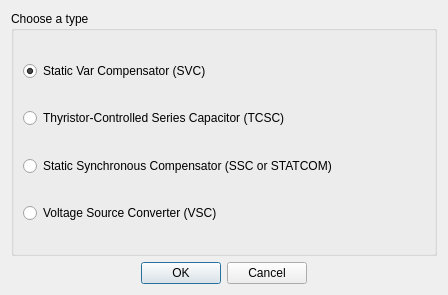
Qt form src/electricalsim/ui/choose_facts_type.ui (aloytag/electrical-grid-simulator) before a commit.
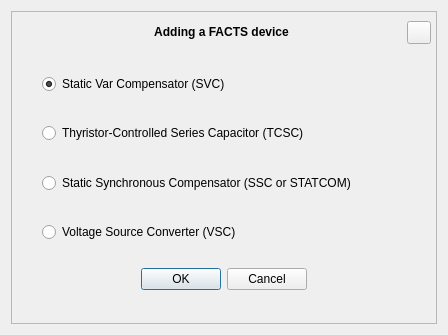
The same form after that commit.

```diff
--- a/src/electricalsim/ui/choose_facts_type.ui
+++ b/src/electricalsim/ui/choose_facts_type.ui
@@ -7,7 +7,7 @@
     <x>0</x>
     <y>0</y>
     <width>448</width>
-    <height>295</height>
+    <height>335</height>
    </rect>
   </property>
   <property name="minimumSize">
@@ -19,7 +19,7 @@
   <property name="maximumSize">
    <size>
     <width>448</width>
-    <height>295</height>
+    <height>500</height>
    </size>
   </property>
   <property name="windowTitle">
@@ -27,11 +27,53 @@
   </property>
   <layout class="QVBoxLayout" name="verticalLayout">
    <item>
-    <widget class="QGroupBox" name="groupBox">
-     <property name="title">
-      <string>Choose a type</string>
+    <widget class="QFrame" name="frame">
+     <property name="minimumSize">
+      <size>
+       <width>0</width>
+       <height>50</height>
+      </size>
      </property>
-     <layout class="QVBoxLayout" name="verticalLayout_2">
+     <property name="frameShape">
+      <enum>QFrame::Shape::StyledPanel</enum>
+     </property>
+     <property name="frameShadow">
+      <enum>QFrame::Shadow::Raised</enum>
+     </property>
+     <layout class="QVBoxLayout" name="verticalLayout_3">
+      <property name="leftMargin">
+       <number>30</number>
+      </property>
+      <property name="rightMargin">
+       <number>5</number>
+      </property>
+      <item>
+       <layout class="QHBoxLayout" name="horizontalLayout_2">
+        <item>
+         <widget class="QLabel" name="label">
+          <property name="text">
+           <string>&lt;html&gt;&lt;head/&gt;&lt;body&gt;&lt;p&gt;&lt;span style=&quot; font-weight:700;&quot;&gt;Adding a FACTS device&lt;/span&gt;&lt;/p&gt;&lt;/body&gt;&lt;/html&gt;</string>
+          </property>
+          <property name="textFormat">
+           <enum>Qt::TextFormat::RichText</enum>
+          </property>
+          <property name="alignment">
+           <set>Qt::AlignmentFlag::AlignCenter</set>
+          </property>
+         </widget>
+        </item>
+        <item>
+         <widget class="QToolButton" name="btn_close">
+          <property name="focusPolicy">
+           <enum>Qt::FocusPolicy::NoFocus</enum>
+          </property>
+          <property name="text">
+           <string/>
+          </property>
+         </widget>
+        </item>
+       </layout>
+      </item>
       <item>
        <spacer name="verticalSpacer_3">
         <property name="orientation">
@@ -132,26 +174,13 @@
         <property name="orientation">
          <enum>Qt::Orientation::Vertical</enum>
         </property>
-        <property name="sizeHint" stdset="0">
-         <size>
-          <width>20</width>
-          <height>40</height>
-         </size>
+        <property name="sizeType">
+         <enum>QSizePolicy::Policy::Fixed</enum>
         </property>
-       </spacer>
-      </item>
-     </layout>
-    </widget>
-   </item>
-   <item>
-    <spacer name="verticalSpacer">
-     <property name="orientation">
-      <enum>Qt::Orientation::Vertical</enum>
-     </property>
      <property name="sizeHint" stdset="0">
       <size>
        <width>20</width>
-       <height>40</height>
+          <height>20</height>
       </size>
      </property>
     </spacer>
@@ -194,7 +223,39 @@
        </property>
       </spacer>
      </item>
-    </layout>
+        <item>
+         <spacer name="horizontalSpacer_3">
+          <property name="orientation">
+           <enum>Qt::Orientation::Horizontal</enum>
+          </property>
+          <property name="sizeType">
+           <enum>QSizePolicy::Policy::Fixed</enum>
+          </property>
+          <property name="sizeHint" stdset="0">
+           <size>
+            <width>25</width>
+            <height>20</height>
+           </size>
+          </property>
+         </spacer>
+        </item>
+       </layout>
+      </item>
+      <item>
+       <spacer name="verticalSpacer">
+        <property name="orientation">
+         <enum>Qt::Orientation::Vertical</enum>
+        </property>
+        <property name="sizeHint" stdset="0">
+         <size>
+          <width>20</width>
+          <height>40</height>
+         </size>
+        </property>
+       </spacer>
+      </item>
+     </layout>
+    </widget>
    </item>
   </layout>
  </widget>
```
Left out of the diff: 24 changed lines with no effect on the pictures. Lines whose indentation alone changed are shown as unchanged.
